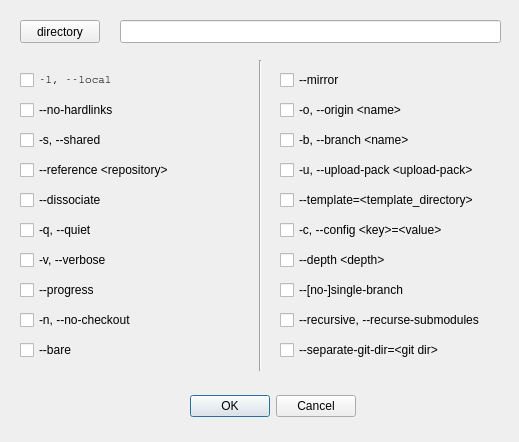
fsziegler/qt-git, file gitclonedialog.ui: the form before one commit.
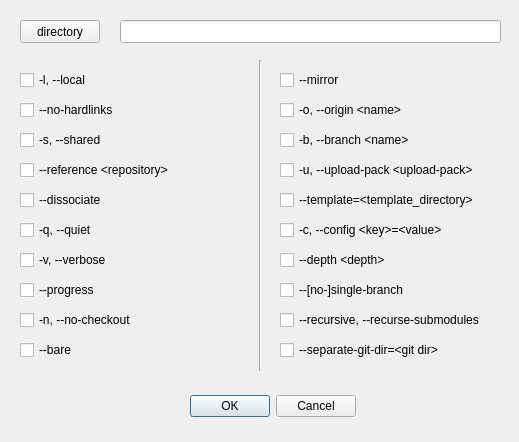
The form after the commit.

```diff
--- a/gitclonedialog.ui
+++ b/gitclonedialog.ui
@@ -40,8 +40,10 @@
    </property>
    <property name="font">
     <font>
-     <family>Courier</family>
-     <pointsize>8</pointsize>
+     <family>Ubuntu</family>
+     <pointsize>9</pointsize>
+     <weight>50</weight>
+     <bold>false</bold>
     </font>
    </property>
    <property name="toolTip">
```
